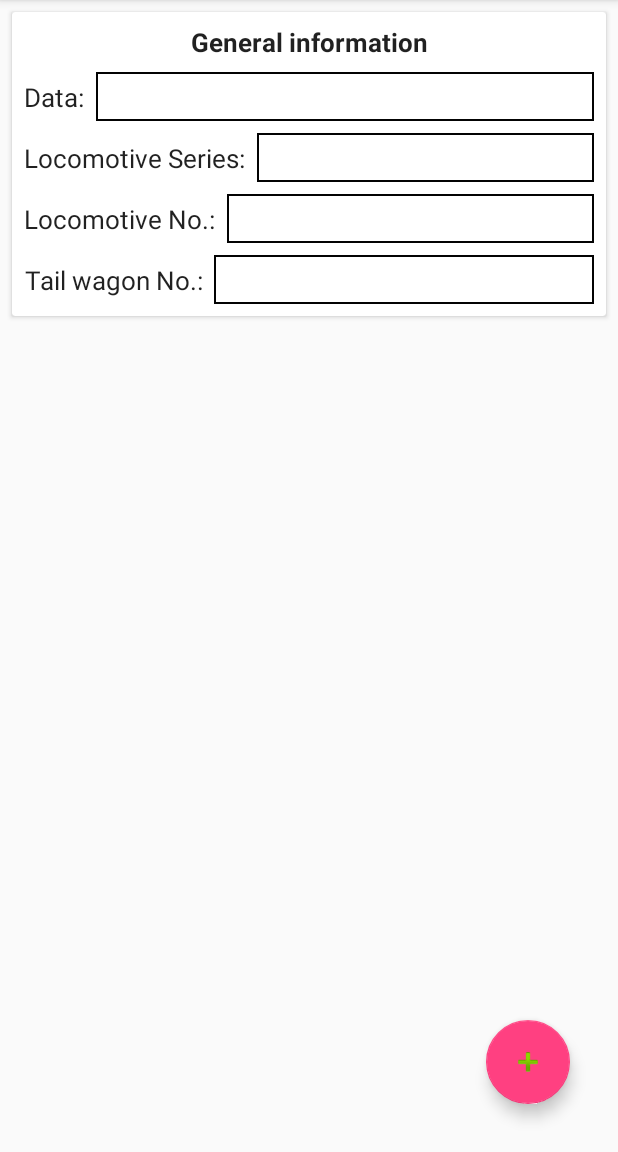
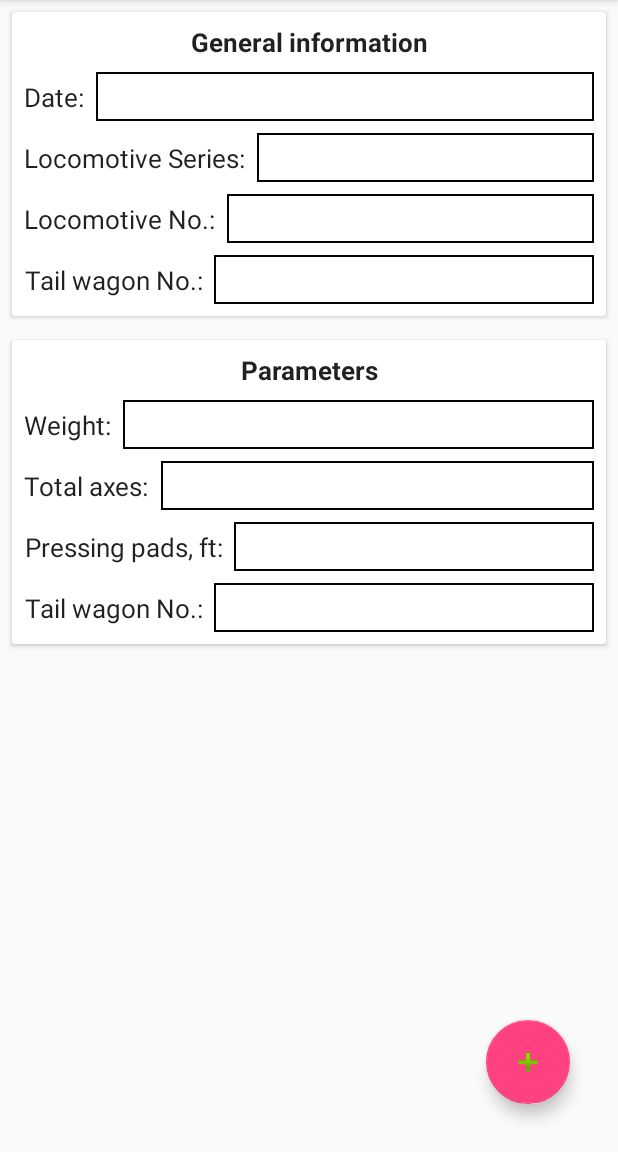
Before and after one commit to vizhev/certificate-vu-45, an Android app: the screen it shows after launch (MainActivity), on a phone screen of 412 x 824 dp, the part 84-1236 px from its top. Run offline under Robolectric (Android 15) with nearby library versions, the phone set to English and light mode, and no system bars; our stand-ins replace Dagger/Hilt's generated code; 2 statements that could not run were skipped.

Commit message:
add multiple item type into MAinAdapter

```diff
--- a/app/src/main/java/org/vizhev/certificate/vu/fortyfive/ui/main/MainActivity.kt
+++ b/app/src/main/java/org/vizhev/certificate/vu/fortyfive/ui/main/MainActivity.kt
@@ -20,4 +20,9 @@ class MainActivity : BaseActivity(), MainMvpView {
         recyclerView.layoutManager = LinearLayoutManager(this)
         recyclerView.adapter = presenter.onCreateAdapter()
     }
+
+    override fun onDestroy() {
+        super.onDestroy()
+        presenter.onDetach()
+    }
 }
--- a/app/src/main/java/org/vizhev/certificate/vu/fortyfive/ui/main/MainAdapter.kt
+++ b/app/src/main/java/org/vizhev/certificate/vu/fortyfive/ui/main/MainAdapter.kt
@@ -4,9 +4,11 @@ import android.support.v7.widget.RecyclerView
 import android.view.LayoutInflater
 import android.view.View
 import android.view.ViewGroup
+import android.widget.EditText
+import kotlinx.android.synthetic.main.item_set_data_general.view.*
 import org.vizhev.certificate.vu.fortyfive.R
 
-class MainAdapter : RecyclerView.Adapter<MainAdapter.ViewHolder>() {
+class MainAdapter : RecyclerView.Adapter<RecyclerView.ViewHolder>() {
 
     lateinit var contentList: List<String>
 
@@ -14,21 +16,41 @@ class MainAdapter : RecyclerView.Adapter<MainAdapter.ViewHolder>() {
         this.contentList = contentList
     }
 
-    override fun onCreateViewHolder(parrent: ViewGroup, viewType: Int): ViewHolder {
-        return ViewHolder(
-                LayoutInflater.from(parrent.context).inflate(R.layout.item_set_data_general, parrent, false)
-        )
+    override fun getItemViewType(position: Int): Int {
+        if (position == 0) {
+            return 0
+        }
+        return 1
+    }
+
+    override fun onCreateViewHolder(parrent: ViewGroup, viewType: Int): RecyclerView.ViewHolder {
+        return when (viewType) {
+            0 -> ViewHolderGeneral(
+                    LayoutInflater
+                            .from(parrent.context)
+                            .inflate(R.layout.item_set_data_general, parrent, false)
+            )
+            else -> ViewHolderParams(
+                    LayoutInflater
+                            .from(parrent.context)
+                            .inflate(R.layout.item_set_data_params, parrent, false)
+            )
+        }
     }
 
     override fun getItemCount(): Int {
-        return 1
+        return 2
     }
 
-    override fun onBindViewHolder(viewHolder: ViewHolder, position: Int) {
+    override fun onBindViewHolder(viewHolder: RecyclerView.ViewHolder, position: Int) {
 
     }
 
-    class ViewHolder(itemView: View) : RecyclerView.ViewHolder(itemView) {
+    class ViewHolderGeneral(itemView: View) : RecyclerView.ViewHolder(itemView) {
+        val etGeneralDate: EditText = itemView.et_set_data_general_date
+    }
+
+    class ViewHolderParams(itemView: View) : RecyclerView.ViewHolder(itemView) {
 
     }
 }
--- a/app/src/main/res/layout/item_set_data_general.xml
+++ b/app/src/main/res/layout/item_set_data_general.xml
@@ -37,7 +37,7 @@
             android:layout_height="match_parent">
 
             <TextView
-                android:id="@+id/tv_set_data_general_data"
+                android:id="@+id/tv_set_data_general_date"
                 android:layout_width="wrap_content"
                 android:layout_height="wrap_content"
                 android:layout_marginBottom="8dp"
@@ -45,15 +45,15 @@
                 android:layout_marginStart="8dp"
                 android:layout_marginTop="8dp"
                 android:gravity="center"
-                android:text="Data:"
+                android:text="Date:"
                 android:textColor="?android:textColorPrimary"
                 android:textSize="17sp"
-                app:layout_constraintBottom_toBottomOf="@+id/et_set_data_general_data"
+                app:layout_constraintBottom_toBottomOf="@+id/et_set_data_general_date"
                 app:layout_constraintStart_toStartOf="parent"
-                app:layout_constraintTop_toTopOf="@+id/et_set_data_general_data" />
+                app:layout_constraintTop_toTopOf="@+id/et_set_data_general_date" />
 
             <EditText
-                android:id="@+id/et_set_data_general_data"
+                android:id="@+id/et_set_data_general_date"
                 android:layout_width="0dp"
                 android:layout_height="wrap_content"
                 android:layout_marginEnd="8dp"
@@ -69,8 +69,9 @@
                 android:textColor="?android:textColorPrimary"
                 android:textSize="18sp"
                 app:layout_constraintEnd_toEndOf="parent"
-                app:layout_constraintStart_toEndOf="@+id/tv_set_data_general_data"
-                app:layout_constraintTop_toTopOf="parent" />
+                app:layout_constraintStart_toEndOf="@+id/tv_set_data_general_date"
+                app:layout_constraintTop_toTopOf="parent"
+                android:imeOptions="flagNoExtractUi" />
 
             <TextView
                 android:id="@+id/tv_set_data_general_train"
@@ -102,9 +103,9 @@
                 android:padding="4dp"
                 android:textColor="?android:textColorPrimary"
                 android:textSize="18sp"
-                app:layout_constraintEnd_toEndOf="@+id/et_set_data_general_data"
+                app:layout_constraintEnd_toEndOf="@+id/et_set_data_general_date"
                 app:layout_constraintStart_toEndOf="@+id/tv_set_data_general_train"
-                app:layout_constraintTop_toBottomOf="@+id/et_set_data_general_data" />
+                app:layout_constraintTop_toBottomOf="@+id/et_set_data_general_date" />
 
             <TextView
                 android:id="@+id/tv_set_data_general_locomotive_number"
--- a/app/src/main/res/values/strings.xml
+++ b/app/src/main/res/values/strings.xml
@@ -20,6 +20,10 @@
     <string name="result_number_of_axes">Number of axles</string>
     <string name="result_pressing_pads">Pressing pads, ft</string>
     <string name="result_other_data">Other data</string>
+    <string name="result_total">Total</string>
+    <string name="result_presence_brake">Presence of manual brake axes</string>
+    <string name="result_density_brake">Density of the brake network of the train</string>
+    <string name="result_tail_number">Tail wagon No.</string>
     <string name="result_twoplus" translatable="false">2.5</string>
     <string name="result_threeplus" translatable="false">3.5</string>
     <string name="result_five" translatable="false">5</string>
@@ -31,10 +35,6 @@
     <string name="result_ten" translatable="false">10</string>
     <string name="result_twelve" translatable="false">12</string>
     <string name="result_fifteen" translatable="false">15</string>
-    <string name="result_total">Total</string>
-    <string name="result_presence_brake">Presence of manual brake axes</string>
-    <string name="result_density_brake">Density of the brake network of the train</string>
-    <string name="result_tail_number">Tail wagon No.</string>
 
 
 </resources>
```
